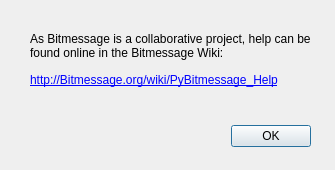
Bitmessage/PyBitmessage, file help.ui: the form before one commit.
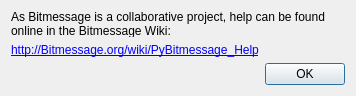
The form after the commit.

Commit message: Windows resize to fit contents on different operating systems

Patch:
```diff
--- a/help.ui
+++ b/help.ui
@@ -7,37 +7,22 @@
     <x>0</x>
     <y>0</y>
     <width>335</width>
-    <height>170</height>
+    <height>96</height>
    </rect>
   </property>
   <property name="windowTitle">
    <string>Help</string>
   </property>
-  <widget class="QDialogButtonBox" name="buttonBox">
-   <property name="geometry">
-    <rect>
-     <x>30</x>
-     <y>120</y>
-     <width>281</width>
-     <height>32</height>
-    </rect>
-   </property>
-   <property name="orientation">
-    <enum>Qt::Horizontal</enum>
-   </property>
-   <property name="standardButtons">
-    <set>QDialogButtonBox::Ok</set>
-   </property>
-  </widget>
+  <layout class="QFormLayout" name="formLayout">
+   <item row="1" column="0">
+    <widget class="QLabel" name="labelHelpURI">
+     <property name="text">
+      <string>&lt;a href=&quot;http://Bitmessage.org/wiki/PyBitmessage_Help&quot;&gt;http://Bitmessage.org/wiki/PyBitmessage_Help&lt;/a&gt;</string>
+     </property>
+    </widget>
+   </item>
+   <item row="0" column="0" colspan="2">
   <widget class="QLabel" name="label">
-   <property name="geometry">
-    <rect>
-     <x>30</x>
-     <y>20</y>
-     <width>291</width>
-     <height>51</height>
-    </rect>
-   </property>
    <property name="text">
     <string>As Bitmessage is a collaborative project, help can be found online in the Bitmessage Wiki:</string>
    </property>
@@ -45,19 +30,31 @@
     <bool>true</bool>
    </property>
   </widget>
-  <widget class="QLabel" name="labelHelpURI">
-   <property name="geometry">
-    <rect>
-     <x>30</x>
-     <y>70</y>
-     <width>301</width>
-     <height>21</height>
-    </rect>
-   </property>
-   <property name="text">
-    <string>&lt;a href=&quot;http://Bitmessage.org/wiki/PyBitmessage_Help&quot;&gt;http://Bitmessage.org/wiki/PyBitmessage_Help&lt;/a&gt;</string>
-   </property>
-  </widget>
+   </item>
+   <item row="2" column="0">
+    <spacer name="horizontalSpacer">
+     <property name="orientation">
+      <enum>Qt::Horizontal</enum>
+     </property>
+     <property name="sizeHint" stdset="0">
+      <size>
+       <width>40</width>
+       <height>20</height>
+      </size>
+     </property>
+    </spacer>
+   </item>
+   <item row="2" column="1">
+    <widget class="QDialogButtonBox" name="buttonBox">
+     <property name="orientation">
+      <enum>Qt::Horizontal</enum>
+     </property>
+     <property name="standardButtons">
+      <set>QDialogButtonBox::Ok</set>
+     </property>
+    </widget>
+   </item>
+  </layout>
  </widget>
  <resources/>
  <connections>
```
Lines whose indentation alone changed are shown as unchanged. The commit also changes 4 other files.
